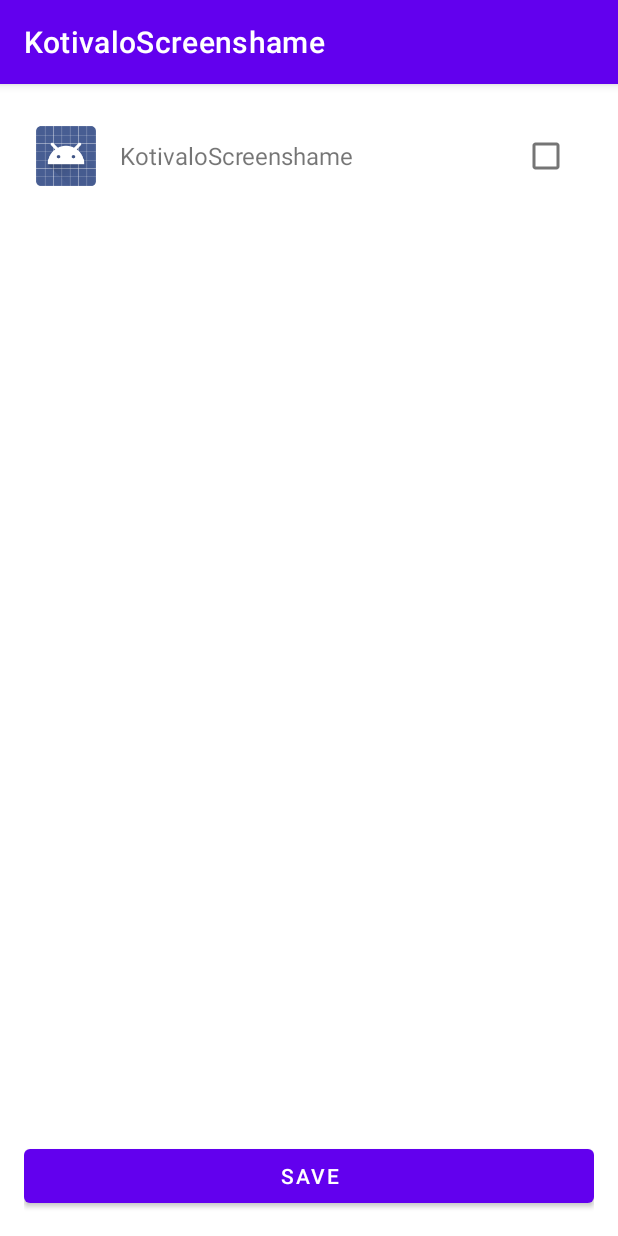
After one commit to juhor00/kotivalo-screenshame, an Android app: the AppSelectionActivity screen opened directly, with no data from a screen before it, on a phone screen of 412 x 824 dp. The commit adds this screen. Run offline under Robolectric (Android 15) with nearby library versions, the phone set to English and light mode, and no system bars.

Commit message:
Functionality to select apps to track

```diff
--- a/app/src/main/AndroidManifest.xml
+++ b/app/src/main/AndroidManifest.xml
@@ -25,6 +25,10 @@
             android:exported="true"/>
 
         <activity
+            android:name=".AppSelectionActivity"
+            android:exported="false" />
+
+        <activity
             android:name=".MainActivity"
             android:exported="true">
             <intent-filter>
--- /dev/null
+++ b/app/src/main/java/fi/idk/kotivaloscreenshame/AppAdapter.kt
@@ -0,0 +1,45 @@
+package fi.idk.kotivaloscreenshame
+
+import android.content.Context.MODE_PRIVATE
+import android.view.LayoutInflater
+import android.view.View
+import android.view.ViewGroup
+import android.widget.CheckBox
+import android.widget.ImageView
+import android.widget.TextView
+import androidx.recyclerview.widget.RecyclerView
+
+class AppAdapter(
+    private val apps: List<AppItem>,
+    private val onAppSelected: (AppItem) -> Unit
+) : RecyclerView.Adapter<AppAdapter.AppViewHolder>() {
+    inner class AppViewHolder(view: View) : RecyclerView.ViewHolder(view) {
+        private val icon: ImageView = view.findViewById(R.id.appIcon)
+        private val name: TextView = view.findViewById(R.id.appName)
+        private val checkBox: CheckBox = view.findViewById(R.id.appCheckBox)
+
+        fun bind(app: AppItem) {
+            name.text = app.appName
+            icon.setImageDrawable(app.icon)
+            checkBox.isChecked = app.isChecked
+
+            // When checkbox is clicked, update the state in the model
+            checkBox.setOnCheckedChangeListener { _, isChecked ->
+                app.isChecked = isChecked
+                onAppSelected(app)  // Notify the selection change (add to selectedApps)
+            }
+        }
+    }
+
+    override fun onCreateViewHolder(parent: ViewGroup, viewType: Int): AppViewHolder {
+        val view = LayoutInflater.from(parent.context).inflate(R.layout.app_item, parent, false)
+        return AppViewHolder(view)
+    }
+
+    override fun onBindViewHolder(holder: AppViewHolder, position: Int) {
+        val app = apps[position]
+        holder.bind(app)
+    }
+
+    override fun getItemCount(): Int = apps.size
+}
--- /dev/null
+++ b/app/src/main/java/fi/idk/kotivaloscreenshame/AppItem.kt
@@ -0,0 +1,9 @@
+package fi.idk.kotivaloscreenshame
+
+import android.graphics.drawable.Drawable
+
+data class AppItem(val packageName: String,
+                   val appName: String,
+                   val icon: Drawable,
+                   var isChecked: Boolean = false
+)
--- /dev/null
+++ b/app/src/main/java/fi/idk/kotivaloscreenshame/AppSelectionActivity.kt
@@ -0,0 +1,66 @@
+package fi.idk.kotivaloscreenshame
+
+import android.os.Bundle
+import android.widget.Button
+import android.widget.Toast
+import androidx.appcompat.app.AppCompatActivity
+import androidx.recyclerview.widget.LinearLayoutManager
+import androidx.recyclerview.widget.RecyclerView
+import androidx.core.content.edit
+
+class AppSelectionActivity : AppCompatActivity() {
+    private lateinit var recyclerView: RecyclerView
+    private lateinit var adapter: AppAdapter
+    private lateinit var saveButton: Button
+    private val selectedApps = mutableSetOf<String>() // Package names
+
+    override fun onCreate(savedInstanceState: Bundle?) {
+        super.onCreate(savedInstanceState)
+        setContentView(R.layout.activity_app_selection)
+
+        recyclerView = findViewById(R.id.recyclerView)
+        saveButton = findViewById(R.id.saveButton)
+
+        val prefs = getSharedPreferences("tracked_apps", MODE_PRIVATE)
+        val savedPackages = prefs.getStringSet("selected_packages", emptySet()) ?: emptySet()
+
+        val appHelper = AppHelper(this)
+        val apps = appHelper.getApps()
+            .map {
+                AppItem(
+                    packageName = it.packageName,
+                    appName = appHelper.getAppName(it),
+                    icon = appHelper.getAppIcon(it),
+                    isChecked = savedPackages.contains(it.packageName)
+                )
+            }
+            .sortedBy { it.appName.lowercase() }
+
+        selectedApps.addAll(savedPackages)
+
+        adapter = AppAdapter(apps) { app ->
+            if (app.isChecked) selectedApps.add(app.packageName)
+            else selectedApps.remove(app.packageName)
+        }
+
+        recyclerView.layoutManager = LinearLayoutManager(this)
+        recyclerView.adapter = adapter
+        recyclerView.setItemViewCacheSize(500);
+
+        saveButton.setOnClickListener {
+            saveSelectedApps()
+            Toast.makeText(this, "There is now ${selectedApps.size} apps to be tracked by Mr. Kotivalo", Toast.LENGTH_SHORT).show()
+            finish()
+        }
+    }
+
+    private fun saveSelectedApps() {
+        val prefs = getSharedPreferences("tracked_apps", MODE_PRIVATE)
+        prefs.edit() {
+            // Save the selected apps (package names) to SharedPreferences
+            val selectedPackages = selectedApps.toSet()  // Convert to a set to avoid duplicates
+            putStringSet("selected_packages", selectedPackages)
+            apply()
+        }
+    }
+}
--- a/app/src/main/java/fi/idk/kotivaloscreenshame/MainActivity.kt
+++ b/app/src/main/java/fi/idk/kotivaloscreenshame/MainActivity.kt
@@ -5,6 +5,7 @@ import android.content.Context
 import android.content.Intent
 import android.os.Bundle
 import android.provider.Settings
+import android.widget.Button
 import android.widget.Toast
 import androidx.appcompat.app.AppCompatActivity
 
@@ -17,6 +18,11 @@ class MainActivity : AppCompatActivity() {
             requestUsageStatsPermission()
         } else {
             startAppUsageService()
+        }
+
+        findViewById<Button>(R.id.chooseAppsButton).setOnClickListener {
+            val intent = Intent(this, AppSelectionActivity::class.java)
+            startActivity(intent)
         }
     }
 
--- /dev/null
+++ b/app/src/main/res/layout/activity_app_selection.xml
@@ -0,0 +1,20 @@
+<?xml version="1.0" encoding="utf-8"?>
+<LinearLayout xmlns:android="http://schemas.android.com/apk/res/android"
+    android:id="@+id/appSelectionLayout"
+    android:layout_width="match_parent"
+    android:layout_height="match_parent"
+    android:orientation="vertical"
+    android:padding="16dp">
+
+    <androidx.recyclerview.widget.RecyclerView
+        android:id="@+id/recyclerView"
+        android:layout_width="match_parent"
+        android:layout_height="0dp"
+        android:layout_weight="1" />
+
+    <Button
+        android:id="@+id/saveButton"
+        android:layout_width="match_parent"
+        android:layout_height="wrap_content"
+        android:text="Save" />
+</LinearLayout>
--- a/app/src/main/res/layout/activity_main.xml
+++ b/app/src/main/res/layout/activity_main.xml
@@ -15,4 +15,11 @@
         app:layout_constraintStart_toStartOf="parent"
         app:layout_constraintTop_toTopOf="parent" />
 
+    <Button
+        android:id="@+id/chooseAppsButton"
+        android:layout_width="match_parent"
+        android:layout_height="wrap_content"
+        android:text="Choose apps to be tracked"
+        app:layout_constraintBottom_toBottomOf="parent" />
+
 </androidx.constraintlayout.widget.ConstraintLayout>
--- /dev/null
+++ b/app/src/main/res/layout/app_item.xml
@@ -0,0 +1,26 @@
+<?xml version="1.0" encoding="utf-8"?>
+<LinearLayout xmlns:android="http://schemas.android.com/apk/res/android"
+    android:layout_width="match_parent"
+    android:layout_height="64dp"
+    android:orientation="horizontal"
+    android:gravity="center_vertical"
+    android:padding="8dp">
+
+    <ImageView
+        android:id="@+id/appIcon"
+        android:layout_width="40dp"
+        android:layout_height="40dp"
+        android:layout_marginEnd="16dp" />
+
+    <TextView
+        android:id="@+id/appName"
+        android:layout_width="0dp"
+        android:layout_height="wrap_content"
+        android:layout_weight="1"
+        android:textSize="16sp" />
+
+    <CheckBox
+        android:id="@+id/appCheckBox"
+        android:layout_width="wrap_content"
+        android:layout_height="wrap_content" />
+</LinearLayout>
```
